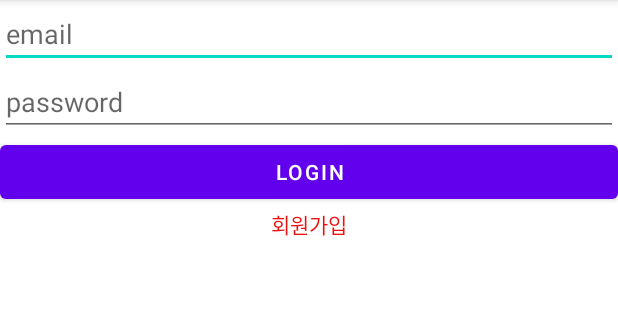
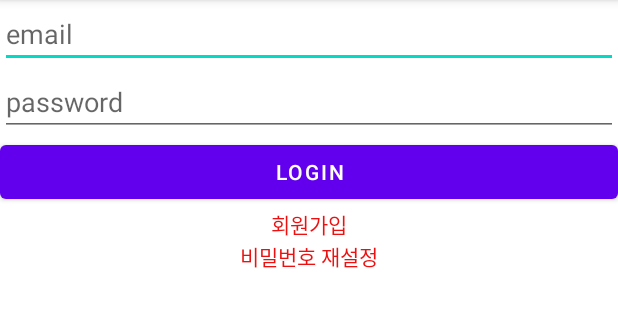
Before and after one commit to JEONTAK/MobileProgramming_termProject, an Android app: the LoginActivity screen opened directly, with no data from a screen before it, on a phone screen of 412 x 824 dp, the part 84-411 px from its top. Run offline under Robolectric (Android 15) with nearby library versions, the phone set to English and light mode, and no system bars; our stand-ins replace Firebase (no records; nobody signed in at launch, a user with empty details on screens opened directly).

Commit message:
비밀번호 찾기 xml, activity 추가 LoginActivity와 xml 에 비밀번호 찾기 텍스트 구현

```diff
--- a/app/src/main/java/com/example/mobileprogramming_termproject/login/LoginActivity.java
+++ b/app/src/main/java/com/example/mobileprogramming_termproject/login/LoginActivity.java
@@ -22,6 +22,7 @@ public class LoginActivity extends AppCompatActivity {
 
     Button mLoginBtn;
     TextView mResigettxt;
+    TextView mPasswordResettxt;
     EditText mEmailText, mPasswordText;
     private FirebaseAuth firebaseAuth;
 
@@ -32,8 +33,9 @@ public class LoginActivity extends AppCompatActivity {
 
 
         firebaseAuth =  FirebaseAuth.getInstance();
-        //버튼 등록하기
+        //버튼 및 텍스트 등록하기
         mResigettxt = findViewById(R.id.register_t2);
+        mPasswordResettxt= findViewById(R.id.register_t3);
         mLoginBtn = findViewById(R.id.login_btn);
         mEmailText = findViewById(R.id.emailEt);
         mPasswordText = findViewById(R.id.passwordEdt);
@@ -46,6 +48,17 @@ public class LoginActivity extends AppCompatActivity {
             public void onClick(View v) {
                 //intent함수를 통해 register액티비티 함수를 호출한다.
                 startActivity(new Intent(LoginActivity.this,RegisterActivity.class));
+
+            }
+        });
+
+        //비밀번호 재설정 버튼이 눌리면
+        mResigettxt.setOnClickListener(new View.OnClickListener(){
+
+            @Override
+            public void onClick(View v) {
+                //intent함수를 통해 PasswordResetActivity 함수를 호출한다.
+                startActivity(new Intent(LoginActivity.this,PasswordResetActivity.class));
 
             }
         });
--- a/app/src/main/res/layout/activity_login.xml
+++ b/app/src/main/res/layout/activity_login.xml
@@ -1,6 +1,5 @@
 <?xml version="1.0" encoding="utf-8"?>
-<LinearLayout
-    xmlns:android="http://schemas.android.com/apk/res/android"
+<LinearLayout xmlns:android="http://schemas.android.com/apk/res/android"
     xmlns:app="http://schemas.android.com/apk/res-auto"
     xmlns:tools="http://schemas.android.com/tools"
     android:layout_width="match_parent"
@@ -16,31 +15,39 @@
         tools:srcCompat="@tools:sample/avatars" />
 
     <EditText
-        android:hint="email"
         android:id="@+id/emailEt"
         android:layout_width="match_parent"
-        android:layout_height="wrap_content"/>
+        android:layout_height="wrap_content"
+        android:hint="email" />
 
     <EditText
-        android:hint="password"
         android:id="@+id/passwordEdt"
         android:layout_width="match_parent"
-        android:layout_height="wrap_content"/>
+        android:layout_height="wrap_content"
+        android:hint="password" />
 
     <Button
         android:id="@+id/login_btn"
-        android:text="login"
+        android:layout_width="match_parent"
+        android:layout_height="wrap_content"
         android:layout_gravity="center"
-        android:layout_width="match_parent"
-        android:layout_height="wrap_content"/>
+        android:text="login" />
 
     <TextView
         android:id="@+id/register_t2"
         android:layout_width="wrap_content"
         android:layout_height="wrap_content"
-        android:textColor="#EC1010"
         android:layout_gravity="center"
-        android:text="회원가입"/>
+        android:text="회원가입"
+        android:textColor="#EC1010" />
+
+    <TextView
+        android:id="@+id/register_t3"
+        android:layout_width="match_parent"
+        android:layout_height="wrap_content"
+        android:gravity="center"
+        android:text="비밀번호 재설정"
+        android:textColor="#EC1010" />
 
 
 </LinearLayout>
--- a/app/src/main/res/layout/activity_register.xml
+++ b/app/src/main/res/layout/activity_register.xml
@@ -31,12 +31,14 @@
         android:id="@+id/passwordEdt"
         android:layout_width="match_parent"
         android:layout_height="wrap_content"
+        android:inputType="textPassword"
         />
     <EditText
         android:hint="password check "
         android:id="@+id/passwordcheckEdt"
         android:layout_width="match_parent"
         android:layout_height="wrap_content"
+        android:inputType="textPassword"
         />
 
     <Button
```
Also changed, not shown: app/src/main/java/com/example/mobileprogramming_termproject/login/PasswordResetActivity.java (added, +66 -0 lines), app/src/main/res/layout/activity_password_reset.xml (added, +41 -0 lines).
